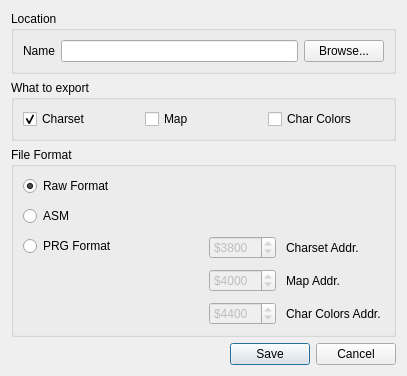
First picture: the form in src/exportdialog.ui, repository ricardoquesada/vchar64, before the edit.
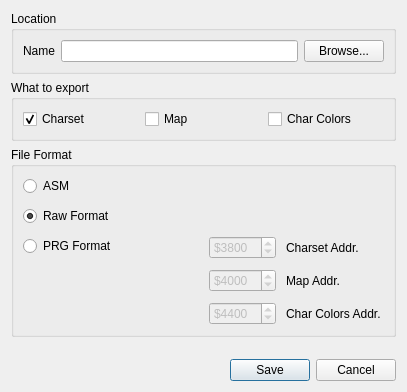
Second picture: the form after the edit.

What changed in the file:
```diff
--- a/src/exportdialog.ui
+++ b/src/exportdialog.ui
@@ -7,7 +7,7 @@
     <x>0</x>
     <y>0</y>
     <width>407</width>
-    <height>371</height>
+    <height>392</height>
    </rect>
   </property>
   <property name="windowTitle">
@@ -85,16 +85,6 @@
       <property name="spacing">
        <number>10</number>
       </property>
-      <item>
-       <widget class="QRadioButton" name="radioButton_raw">
-        <property name="text">
-         <string>Raw Format</string>
-        </property>
-        <property name="checked">
-         <bool>true</bool>
-        </property>
-       </widget>
-      </item>
       <item>
        <widget class="QRadioButton" name="radioButton_asm">
         <property name="text">
@@ -102,6 +92,16 @@
         </property>
        </widget>
       </item>
+      <item>
+       <widget class="QRadioButton" name="radioButton_raw">
+        <property name="text">
+         <string>Raw Format</string>
+        </property>
+        <property name="checked">
+         <bool>true</bool>
+        </property>
+       </widget>
+      </item>
       <item>
        <layout class="QHBoxLayout" name="horizontalLayout_2">
         <item>
```
